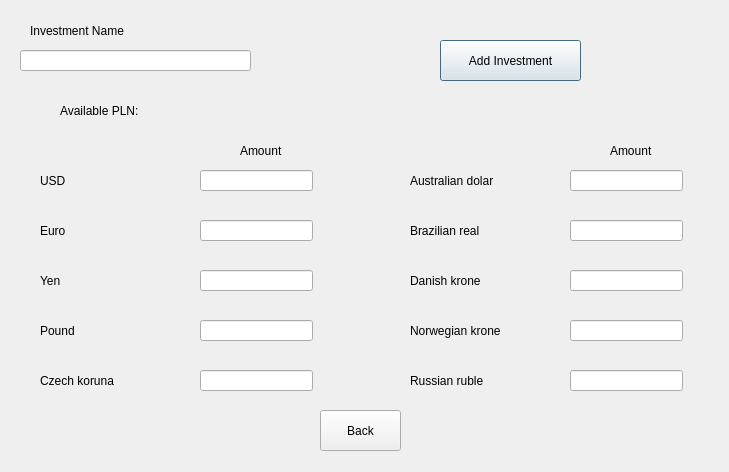
This is pc_side/src/mv/views/addinvestmentwindow.ui in dysan12/currency_exchange_simulator as Qt 5 draws it before an edit. The edited form follows.
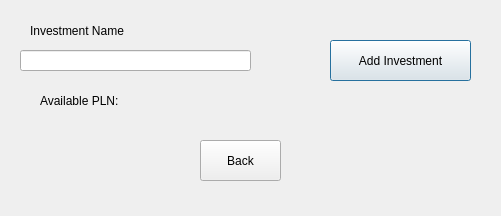
This is the edited form.

Diff of the .ui file:
```diff
--- a/pc_side/src/mv/views/addinvestmentwindow.ui
+++ b/pc_side/src/mv/views/addinvestmentwindow.ui
@@ -6,139 +6,13 @@
    <rect>
     <x>0</x>
     <y>0</y>
-    <width>729</width>
-    <height>472</height>
+    <width>501</width>
+    <height>216</height>
    </rect>
   </property>
   <property name="windowTitle">
    <string>Dialog</string>
   </property>
-  <widget class="QLabel" name="label_11">
-   <property name="geometry">
-    <rect>
-     <x>240</x>
-     <y>140</y>
-     <width>51</width>
-     <height>21</height>
-    </rect>
-   </property>
-   <property name="text">
-    <string>Amount</string>
-   </property>
-  </widget>
-  <widget class="QLabel" name="label_12">
-   <property name="geometry">
-    <rect>
-     <x>610</x>
-     <y>140</y>
-     <width>51</width>
-     <height>21</height>
-    </rect>
-   </property>
-   <property name="text">
-    <string>Amount</string>
-   </property>
-  </widget>
-  <widget class="QLineEdit" name="lineEdit">
-   <property name="geometry">
-    <rect>
-     <x>200</x>
-     <y>170</y>
-     <width>113</width>
-     <height>21</height>
-    </rect>
-   </property>
-  </widget>
-  <widget class="QLineEdit" name="lineEdit_2">
-   <property name="geometry">
-    <rect>
-     <x>200</x>
-     <y>220</y>
-     <width>113</width>
-     <height>21</height>
-    </rect>
-   </property>
-  </widget>
-  <widget class="QLineEdit" name="lineEdit_3">
-   <property name="geometry">
-    <rect>
-     <x>200</x>
-     <y>270</y>
-     <width>113</width>
-     <height>21</height>
-    </rect>
-   </property>
-  </widget>
-  <widget class="QLineEdit" name="lineEdit_4">
-   <property name="geometry">
-    <rect>
-     <x>200</x>
-     <y>320</y>
-     <width>113</width>
-     <height>21</height>
-    </rect>
-   </property>
-  </widget>
-  <widget class="QLineEdit" name="lineEdit_5">
-   <property name="geometry">
-    <rect>
-     <x>200</x>
-     <y>370</y>
-     <width>113</width>
-     <height>21</height>
-    </rect>
-   </property>
-  </widget>
-  <widget class="QLineEdit" name="lineEdit_6">
-   <property name="geometry">
-    <rect>
-     <x>570</x>
-     <y>170</y>
-     <width>113</width>
-     <height>21</height>
-    </rect>
-   </property>
-  </widget>
-  <widget class="QLineEdit" name="lineEdit_7">
-   <property name="geometry">
-    <rect>
-     <x>570</x>
-     <y>270</y>
-     <width>113</width>
-     <height>21</height>
-    </rect>
-   </property>
-  </widget>
-  <widget class="QLineEdit" name="lineEdit_8">
-   <property name="geometry">
-    <rect>
-     <x>570</x>
-     <y>220</y>
-     <width>113</width>
-     <height>21</height>
-    </rect>
-   </property>
-  </widget>
-  <widget class="QLineEdit" name="lineEdit_9">
-   <property name="geometry">
-    <rect>
-     <x>570</x>
-     <y>370</y>
-     <width>113</width>
-     <height>21</height>
-    </rect>
-   </property>
-  </widget>
-  <widget class="QLineEdit" name="lineEdit_10">
-   <property name="geometry">
-    <rect>
-     <x>570</x>
-     <y>320</y>
-     <width>113</width>
-     <height>21</height>
-    </rect>
-   </property>
-  </widget>
   <widget class="QLabel" name="label_13">
    <property name="geometry">
     <rect>
@@ -165,7 +39,7 @@
   <widget class="QPushButton" name="addButton">
    <property name="geometry">
     <rect>
-     <x>440</x>
+     <x>330</x>
      <y>40</y>
      <width>141</width>
      <height>41</height>
@@ -178,9 +52,9 @@
   <widget class="QLabel" name="currentAmount">
    <property name="geometry">
     <rect>
-     <x>60</x>
-     <y>100</y>
-     <width>581</width>
+     <x>40</x>
+     <y>90</y>
+     <width>381</width>
      <height>21</height>
     </rect>
    </property>
@@ -191,8 +65,8 @@
   <widget class="QPushButton" name="backButton">
    <property name="geometry">
     <rect>
-     <x>320</x>
-     <y>410</y>
+     <x>200</x>
+     <y>140</y>
      <width>81</width>
      <height>41</height>
     </rect>
@@ -201,136 +75,6 @@
     <string>Back</string>
    </property>
   </widget>
-  <widget class="QLabel" name="eurLabel">
-   <property name="geometry">
-    <rect>
-     <x>40</x>
-     <y>220</y>
-     <width>131</width>
-     <height>21</height>
-    </rect>
-   </property>
-   <property name="text">
-    <string>Euro</string>
-   </property>
-  </widget>
-  <widget class="QLabel" name="gbpLabel">
-   <property name="geometry">
-    <rect>
-     <x>40</x>
-     <y>320</y>
-     <width>131</width>
-     <height>21</height>
-    </rect>
-   </property>
-   <property name="text">
-    <string>Pound</string>
-   </property>
-  </widget>
-  <widget class="QLabel" name="czkLabel">
-   <property name="geometry">
-    <rect>
-     <x>40</x>
-     <y>370</y>
-     <width>131</width>
-     <height>21</height>
-    </rect>
-   </property>
-   <property name="text">
-    <string>Czech koruna</string>
-   </property>
-  </widget>
-  <widget class="QLabel" name="jpyLabel">
-   <property name="geometry">
-    <rect>
-     <x>40</x>
-     <y>270</y>
-     <width>131</width>
-     <height>21</height>
-    </rect>
-   </property>
-   <property name="text">
-    <string>Yen</string>
-   </property>
-  </widget>
-  <widget class="QLabel" name="usdLabel">
-   <property name="geometry">
-    <rect>
-     <x>40</x>
-     <y>170</y>
-     <width>131</width>
-     <height>21</height>
-    </rect>
-   </property>
-   <property name="text">
-    <string>USD</string>
-   </property>
-  </widget>
-  <widget class="QLabel" name="brlLabel">
-   <property name="geometry">
-    <rect>
-     <x>410</x>
-     <y>220</y>
-     <width>141</width>
-     <height>21</height>
-    </rect>
-   </property>
-   <property name="text">
-    <string>Brazilian real</string>
-   </property>
-  </widget>
-  <widget class="QLabel" name="rubLabel">
-   <property name="geometry">
-    <rect>
-     <x>410</x>
-     <y>370</y>
-     <width>141</width>
-     <height>21</height>
-    </rect>
-   </property>
-   <property name="text">
-    <string>Russian ruble</string>
-   </property>
-  </widget>
-  <widget class="QLabel" name="dkkLabel">
-   <property name="geometry">
-    <rect>
-     <x>410</x>
-     <y>270</y>
-     <width>141</width>
-     <height>21</height>
-    </rect>
-   </property>
-   <property name="text">
-    <string>Danish krone</string>
-   </property>
-  </widget>
-  <widget class="QLabel" name="nokLabel">
-   <property name="geometry">
-    <rect>
-     <x>410</x>
-     <y>320</y>
-     <width>141</width>
-     <height>21</height>
-    </rect>
-   </property>
-   <property name="text">
-    <string>Norwegian krone</string>
-   </property>
-  </widget>
-  <widget class="QLabel" name="audLabel">
-   <property name="geometry">
-    <rect>
-     <x>410</x>
-     <y>170</y>
-     <width>141</width>
-     <height>21</height>
-    </rect>
-   </property>
-   <property name="text">
-    <string>Australian dolar</string>
-   </property>
-  </widget>
  </widget>
  <resources/>
  <connections/>
```
